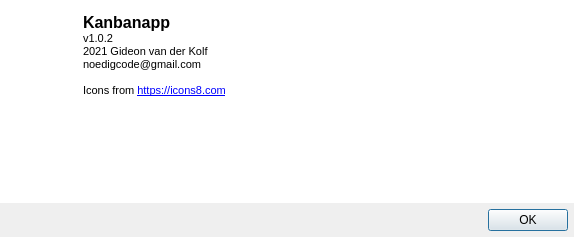
noedigcode/Kanbanapp, file src/aboutdialog.ui: the form before one commit.
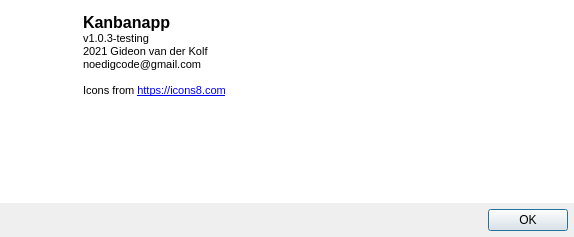
The form after the commit. Icons and pictures are not drawn.

Commit message: Add split lines to cards context menu option for cards; Bump version to 1.0.3-testing.

```diff
--- a/src/aboutdialog.ui
+++ b/src/aboutdialog.ui
@@ -96,7 +96,7 @@
 p, li { white-space: pre-wrap; }
 &lt;/style&gt;&lt;/head&gt;&lt;body style=&quot; font-family:'Ubuntu'; font-size:10pt; font-weight:400; font-style:normal;&quot;&gt;
 &lt;p style=&quot; margin-top:0px; margin-bottom:0px; margin-left:0px; margin-right:0px; -qt-block-indent:0; text-indent:0px;&quot;&gt;&lt;span style=&quot; font-family:'MS Shell Dlg 2'; font-size:12pt; font-weight:600;&quot;&gt;Kanbanapp&lt;/span&gt;&lt;/p&gt;
-&lt;p style=&quot; margin-top:0px; margin-bottom:0px; margin-left:0px; margin-right:0px; -qt-block-indent:0; text-indent:0px;&quot;&gt;&lt;span style=&quot; font-family:'MS Shell Dlg 2'; font-size:8.25pt;&quot;&gt;v1.0.2&lt;/span&gt;&lt;/p&gt;
+&lt;p style=&quot; margin-top:0px; margin-bottom:0px; margin-left:0px; margin-right:0px; -qt-block-indent:0; text-indent:0px;&quot;&gt;&lt;span style=&quot; font-family:'MS Shell Dlg 2'; font-size:8.25pt;&quot;&gt;v1.0.3-testing&lt;/span&gt;&lt;/p&gt;
 &lt;p style=&quot; margin-top:0px; margin-bottom:0px; margin-left:0px; margin-right:0px; -qt-block-indent:0; text-indent:0px;&quot;&gt;&lt;span style=&quot; font-family:'MS Shell Dlg 2'; font-size:8pt;&quot;&gt;2021 Gideon van der Kolf&lt;/span&gt;&lt;/p&gt;
 &lt;p style=&quot; margin-top:0px; margin-bottom:0px; margin-left:0px; margin-right:0px; -qt-block-indent:0; text-indent:0px;&quot;&gt;&lt;span style=&quot; font-family:'MS Shell Dlg 2'; font-size:8pt;&quot;&gt;noedigcode@gmail.com&lt;/span&gt;&lt;/p&gt;
 &lt;p style=&quot;-qt-paragraph-type:empty; margin-top:0px; margin-bottom:0px; margin-left:0px; margin-right:0px; -qt-block-indent:0; text-indent:0px; font-family:'MS Shell Dlg 2'; font-size:8pt;&quot;&gt;&lt;br /&gt;&lt;/p&gt;
```
The commit also changes 3 other files.
